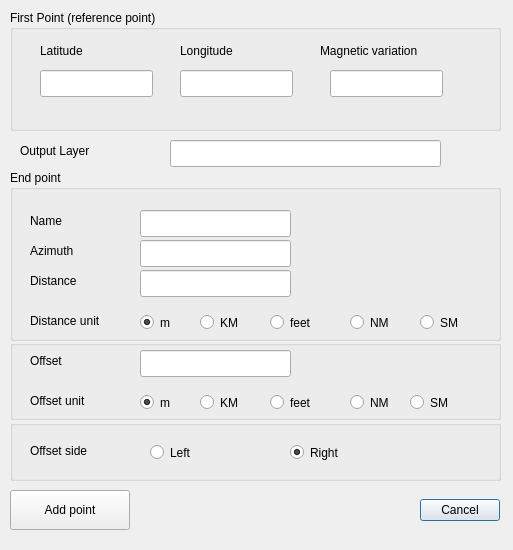
Qt form qgsAzmDistOffset2LatLon/qga_azm_dist_offset2latlon_dialog_base.ui (strpaw/QGIS_plugins) before a commit.
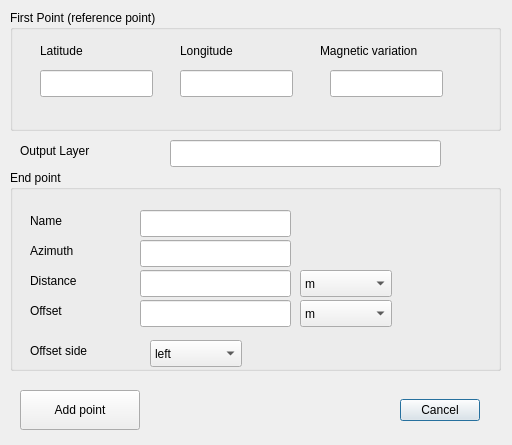
The same form after that commit.

```diff
--- a/qgsAzmDistOffset2LatLon/qga_azm_dist_offset2latlon_dialog_base.ui
+++ b/qgsAzmDistOffset2LatLon/qga_azm_dist_offset2latlon_dialog_base.ui
@@ -6,8 +6,8 @@
    <rect>
     <x>0</x>
     <y>0</y>
-    <width>513</width>
-    <height>550</height>
+    <width>512</width>
+    <height>445</height>
    </rect>
   </property>
   <property name="windowTitle">
@@ -16,8 +16,8 @@
   <widget class="QDialogButtonBox" name="button_box">
    <property name="geometry">
     <rect>
-     <x>380</x>
-     <y>490</y>
+     <x>360</x>
+     <y>390</y>
      <width>120</width>
      <height>40</height>
     </rect>
@@ -41,6 +41,9 @@
    <property name="title">
     <string>First Point (reference point)</string>
    </property>
+   <property name="flat">
+    <bool>true</bool>
+   </property>
    <widget class="QLineEdit" name="leRefLat">
     <property name="geometry">
      <rect>
@@ -140,12 +143,15 @@
      <x>10</x>
      <y>170</y>
      <width>491</width>
-     <height>171</height>
+     <height>201</height>
     </rect>
    </property>
    <property name="title">
     <string>End point</string>
    </property>
+   <property name="flat">
+    <bool>true</bool>
+   </property>
    <widget class="QLabel" name="lbEndPointName">
     <property name="geometry">
      <rect>
@@ -215,128 +221,46 @@
      </rect>
     </property>
    </widget>
-   <widget class="QRadioButton" name="rbDistM">
+   <widget class="QComboBox" name="cbDistanceUnit">
     <property name="geometry">
      <rect>
-      <x>130</x>
-      <y>140</y>
-      <width>51</width>
-      <height>25</height>
+      <x>290</x>
+      <y>100</y>
+      <width>92</width>
+      <height>27</height>
      </rect>
     </property>
+    <item>
     <property name="text">
      <string>m</string>
     </property>
-    <property name="checked">
-     <bool>true</bool>
-    </property>
-   </widget>
-   <widget class="QRadioButton" name="rbDistKM">
-    <property name="geometry">
-     <rect>
-      <x>190</x>
-      <y>140</y>
-      <width>61</width>
-      <height>25</height>
-     </rect>
-    </property>
+    </item>
+    <item>
     <property name="text">
      <string>KM</string>
     </property>
-   </widget>
-   <widget class="QRadioButton" name="rbDistFeet">
-    <property name="geometry">
-     <rect>
-      <x>260</x>
-      <y>140</y>
-      <width>71</width>
-      <height>25</height>
-     </rect>
-    </property>
-    <property name="text">
-     <string>feet</string>
-    </property>
-   </widget>
-   <widget class="QRadioButton" name="rbDistNM">
-    <property name="geometry">
-     <rect>
-      <x>340</x>
-      <y>140</y>
-      <width>61</width>
-      <height>25</height>
-     </rect>
-    </property>
+    </item>
+    <item>
     <property name="text">
      <string>NM</string>
     </property>
-   </widget>
-   <widget class="QRadioButton" name="rbDistSM">
-    <property name="geometry">
-     <rect>
-      <x>410</x>
-      <y>140</y>
-      <width>51</width>
-      <height>25</height>
-     </rect>
-    </property>
+    </item>
+    <item>
+     <property name="text">
+      <string>feet</string>
+     </property>
+    </item>
+    <item>
     <property name="text">
      <string>SM</string>
     </property>
-   </widget>
-   <widget class="QLabel" name="label_3">
-    <property name="geometry">
-     <rect>
-      <x>20</x>
-      <y>140</y>
-      <width>111</width>
-      <height>21</height>
-     </rect>
-    </property>
-    <property name="text">
-     <string>Distance unit</string>
-    </property>
-   </widget>
-  </widget>
-  <widget class="QPushButton" name="pbAddPoint">
-   <property name="geometry">
-    <rect>
-     <x>10</x>
-     <y>490</y>
-     <width>120</width>
-     <height>40</height>
-    </rect>
-   </property>
-   <property name="text">
-    <string>Add point</string>
-   </property>
-  </widget>
-  <widget class="QGroupBox" name="groupBox">
-   <property name="geometry">
-    <rect>
-     <x>10</x>
-     <y>340</y>
-     <width>491</width>
-     <height>80</height>
-    </rect>
-   </property>
-   <property name="title">
-    <string/>
-   </property>
-   <widget class="QLineEdit" name="leEndPointOffset">
-    <property name="geometry">
-     <rect>
-      <x>130</x>
-      <y>10</y>
-      <width>151</width>
-      <height>27</height>
-     </rect>
-    </property>
+    </item>
    </widget>
    <widget class="QLabel" name="label">
     <property name="geometry">
      <rect>
       <x>20</x>
-      <y>10</y>
+      <y>130</y>
       <width>70</width>
       <height>21</height>
      </rect>
@@ -345,105 +269,70 @@
      <string>Offset</string>
     </property>
    </widget>
-   <widget class="QRadioButton" name="rbOffsetM">
+   <widget class="QLineEdit" name="leEndPointOffset">
     <property name="geometry">
      <rect>
       <x>130</x>
-      <y>50</y>
-      <width>51</width>
-      <height>25</height>
+      <y>130</y>
+      <width>151</width>
+      <height>27</height>
      </rect>
     </property>
+   </widget>
+   <widget class="QComboBox" name="cbOffsetUnit">
+    <property name="geometry">
+     <rect>
+      <x>290</x>
+      <y>130</y>
+      <width>92</width>
+      <height>27</height>
+     </rect>
+    </property>
+    <item>
     <property name="text">
      <string>m</string>
     </property>
-    <property name="checked">
-     <bool>true</bool>
-    </property>
-   </widget>
-   <widget class="QRadioButton" name="rbOffsetKM">
-    <property name="geometry">
-     <rect>
-      <x>190</x>
-      <y>50</y>
-      <width>61</width>
-      <height>25</height>
-     </rect>
-    </property>
+    </item>
+    <item>
     <property name="text">
      <string>KM</string>
     </property>
-   </widget>
-   <widget class="QRadioButton" name="rbOffsetFeet">
-    <property name="geometry">
-     <rect>
-      <x>260</x>
-      <y>50</y>
-      <width>71</width>
-      <height>25</height>
-     </rect>
-    </property>
-    <property name="text">
-     <string>feet</string>
-    </property>
-   </widget>
-   <widget class="QRadioButton" name="rbOffsetNM">
-    <property name="geometry">
-     <rect>
-      <x>340</x>
-      <y>50</y>
-      <width>61</width>
-      <height>25</height>
-     </rect>
-    </property>
+    </item>
+    <item>
     <property name="text">
      <string>NM</string>
     </property>
-   </widget>
-   <widget class="QRadioButton" name="rbOffsetSM">
-    <property name="geometry">
-     <rect>
-      <x>400</x>
-      <y>50</y>
-      <width>61</width>
-      <height>25</height>
-     </rect>
-    </property>
+    </item>
+    <item>
+     <property name="text">
+      <string>feet</string>
+     </property>
+    </item>
+    <item>
     <property name="text">
      <string>SM</string>
     </property>
+    </item>
    </widget>
-   <widget class="QLabel" name="label_4">
+  </widget>
+  <widget class="QPushButton" name="pbAddPoint">
     <property name="geometry">
      <rect>
       <x>20</x>
-      <y>50</y>
-      <width>101</width>
-      <height>21</height>
+     <y>390</y>
+     <width>120</width>
+     <height>40</height>
      </rect>
     </property>
     <property name="text">
-     <string>Offset unit</string>
-    </property>
-   </widget>
-  </widget>
-  <widget class="QGroupBox" name="groupBox_2">
-   <property name="geometry">
-    <rect>
-     <x>10</x>
-     <y>420</y>
-     <width>491</width>
-     <height>61</height>
-    </rect>
-   </property>
-   <property name="title">
-    <string/>
-   </property>
+    <string>Add point</string>
+   </property>
+  </widget>
    <widget class="QLabel" name="label_2">
     <property name="geometry">
      <rect>
-      <x>20</x>
-      <y>20</y>
+     <x>30</x>
+     <y>340</y>
       <width>101</width>
       <height>21</height>
      </rect>
@@ -452,38 +341,25 @@
      <string>Offset side</string>
     </property>
    </widget>
-   <widget class="QRadioButton" name="rbSideRight">
-    <property name="enabled">
-     <bool>true</bool>
-    </property>
+  <widget class="QComboBox" name="cbOffsetSide">
     <property name="geometry">
      <rect>
-      <x>280</x>
-      <y>20</y>
-      <width>124</width>
-      <height>25</height>
-     </rect>
-    </property>
+     <x>150</x>
+     <y>340</y>
+     <width>92</width>
+     <height>27</height>
+    </rect>
+   </property>
+   <item>
     <property name="text">
-     <string>Right</string>
+     <string>left</string>
     </property>
-    <property name="checked">
-     <bool>true</bool>
-    </property>
-   </widget>
-   <widget class="QRadioButton" name="rbSideLeft">
-    <property name="geometry">
-     <rect>
-      <x>140</x>
-      <y>20</y>
-      <width>124</width>
-      <height>25</height>
-     </rect>
-    </property>
+   </item>
+   <item>
     <property name="text">
-     <string>Left</string>
+     <string>right</string>
     </property>
-   </widget>
+   </item>
   </widget>
  </widget>
  <resources/>
```
Lines whose indentation alone changed are shown as unchanged.
